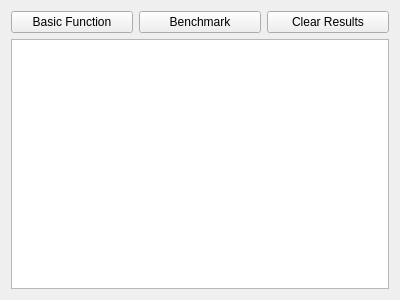
Qt form Plugins/TestSuite/TestSuite.ui (pengwg/vurtigo) before a commit.
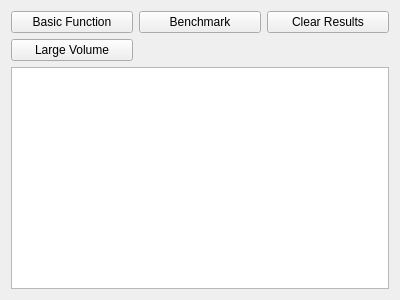
The same form after that commit.

Commit message:
Made the large object part of a separate test. BugID:665 Analysis: The large volume that is loaded into Vurtigo should be a separate button from the basic test. Anyone running the separate test will be given only the large volume. The pevious basic test will now no longer produce the large volume.
Resolution:

Reviewed by:

```diff
--- a/Plugins/TestSuite/TestSuite.ui
+++ b/Plugins/TestSuite/TestSuite.ui
@@ -35,13 +35,20 @@
      </property>
     </widget>
    </item>
-   <item row="1" column="0" colspan="3">
+   <item row="2" column="0" colspan="3">
     <widget class="QTextEdit" name="resultsEdit">
      <property name="readOnly">
       <bool>true</bool>
      </property>
     </widget>
    </item>
+   <item row="1" column="0">
+    <widget class="QPushButton" name="largeVolPush">
+     <property name="text">
+      <string>Large Volume</string>
+     </property>
+    </widget>
+   </item>
   </layout>
  </widget>
  <resources/>
```
The commit also changes 6 other files.
